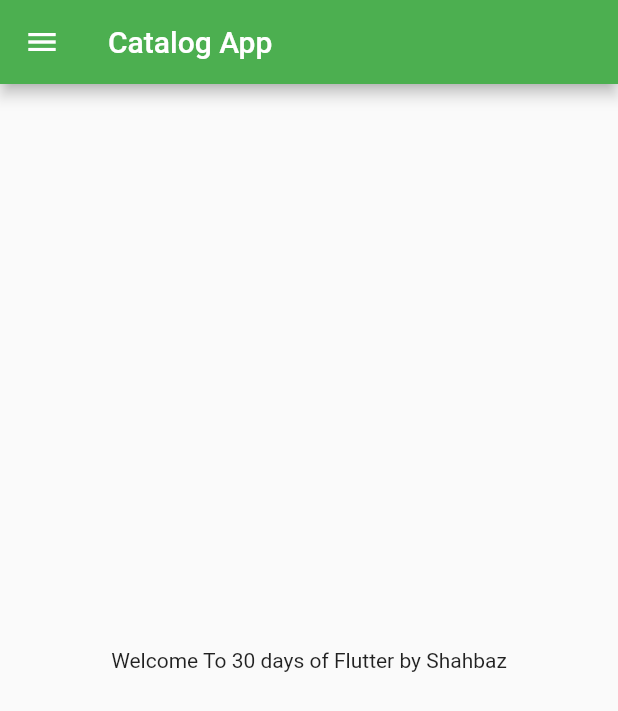
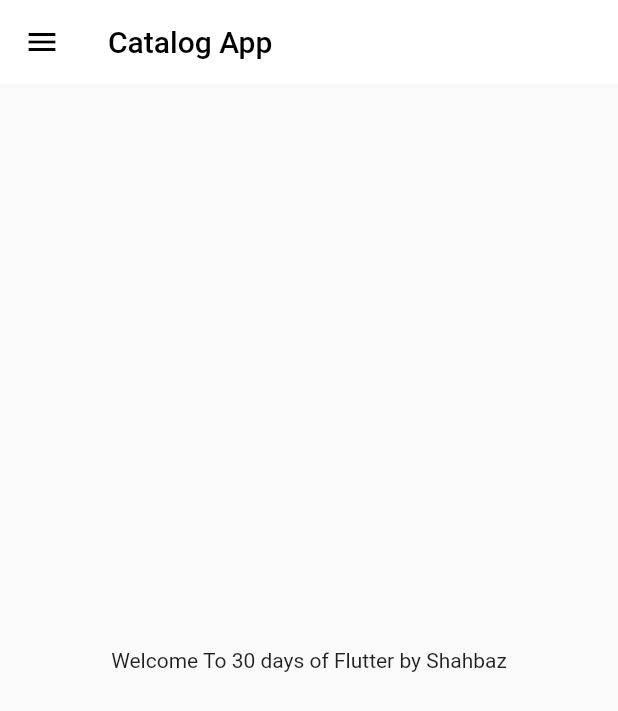
Before and after one commit to ShahbazVK/Flutter-Complete-Course, a Flutter app: the screen it shows after launch, on a phone screen of 412 x 824 dp. Shown: the top 711 px of the screen. Run offline on Flutter 3.47's test engine with Material 2 defaults, Android fonts, the phone set to English and light mode, and no system bars; missing offline and left inert: dart:html.

Commit message:
themes extracted

```diff
--- a/lib/main.dart
+++ b/lib/main.dart
@@ -2,6 +2,7 @@ import 'package:flutter/material.dart';
 import 'package:flutter_project_catalog/pages/home_page.dart';
 import 'package:flutter_project_catalog/pages/login_page.dart';
 import 'package:flutter_project_catalog/utils/routes.dart';
+import 'package:flutter_project_catalog/widgets/themes.dart';
 
 void main() {
   runApp(MyApp());
@@ -15,17 +16,15 @@ class MyApp extends StatelessWidget {
     return MaterialApp(
       // debugShowCheckedModeBanner: false,
       // home: HomePage(),
-      themeMode:ThemeMode.light,//type dark remove light
-      theme: ThemeData(primarySwatch:Colors.green),
-      darkTheme: ThemeData (
-        brightness: Brightness.dark,
-      ),
+      themeMode: ThemeMode.light, //type dark remove light
+      theme: myTheme.lightTheme(context),
+      darkTheme: myTheme.darkTheme(context),
       initialRoute: MyRoutes.homeRoute,
       routes: {
-        "/":(context) => LoginPage(),
-        MyRoutes.homeRoute:(context) => HomePage(),
-        MyRoutes.loginRoute:(context) => LoginPage(),
-      },//map in flutter, dictionary in python, json in js, hover over route
+        "/": (context) => LoginPage(),
+        MyRoutes.homeRoute: (context) => HomePage(),
+        MyRoutes.loginRoute: (context) => LoginPage(),
+      }, //map in flutter, dictionary in python, json in js, hover over route
     );
   }
 }
--- a/lib/pages/home_page.dart
+++ b/lib/pages/home_page.dart
@@ -1,3 +1,5 @@
+// ignore_for_file: prefer_const_constructors
+
 import 'package:flutter/material.dart';
 
 import '../widgets/drawer.dart';
@@ -9,15 +11,17 @@ class HomePage extends StatelessWidget {
     String name = "Shahbaz";
     return Scaffold(
       appBar: AppBar(
-        title: Text("Catalog App"),
+        title: Text(
+          "Catalog App",
+          style: TextStyle(color: Colors.black),
+        ),
       ),
-        body: Center(
-      child: Container(
-        child: Text("Welcome To $days days of Flutter by $name"),
+      body: Center(
+        child: Container(
+          child: Text("Welcome To $days days of Flutter by $name"),
+        ),
       ),
-    ),
-    drawer: myDrawer(),
+      drawer: myDrawer(),
     );
-
   }
 }
--- /dev/null
+++ b/lib/widgets/themes.dart
@@ -0,0 +1,14 @@
+import 'package:flutter/material.dart';
+
+class myTheme {
+  static ThemeData lightTheme(BuildContext context) => ThemeData(
+        primarySwatch: Colors.green,
+        appBarTheme: AppBarTheme(
+            color: Colors.white,
+            elevation: 0.0,
+            iconTheme: IconThemeData(color: Colors.black),
+            textTheme: Theme.of(context).textTheme),
+      );
+  static ThemeData darkTheme(BuildContext context) =>
+      ThemeData(brightness: Brightness.dark);
+}
```
